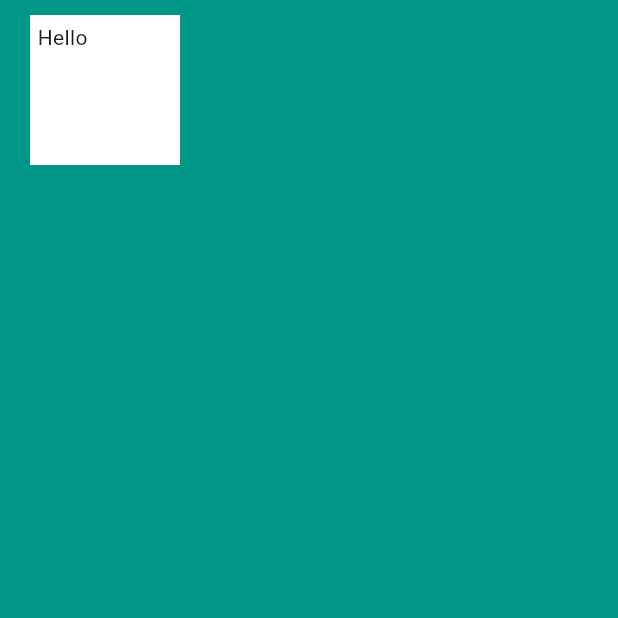
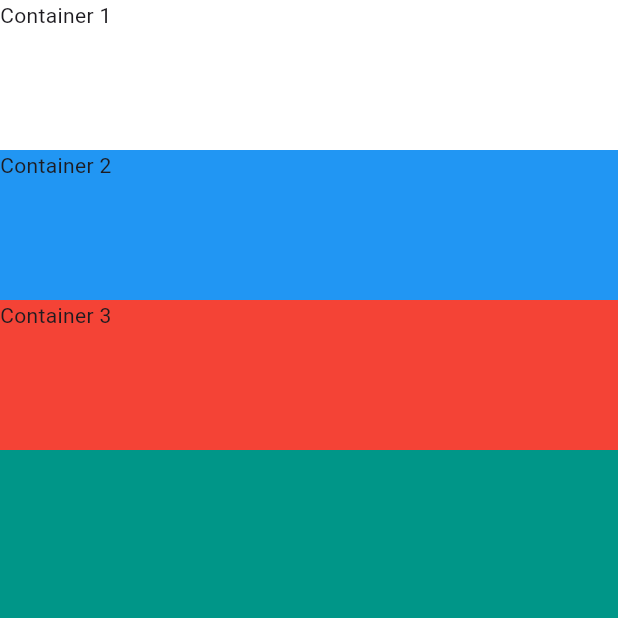
Before and after one commit to Islombek175/mi_card_app, a Flutter app: the screen it shows after launch, on a phone screen of 412 x 824 dp, the top half of it. Run offline on Flutter 3.47's test engine with Material 3 defaults, Android fonts, the phone set to English and light mode, and no system bars.

Commit message:
Main and Cross AssignAlignments

```diff
--- a/lib/main.dart
+++ b/lib/main.dart
@@ -13,13 +13,28 @@ class MyApp extends StatelessWidget {
       debugShowCheckedModeBanner: false,
       home: Scaffold(
         body: SafeArea(
-          child: Container(
-            width: 100,
-            height: 100,
-            margin: EdgeInsets.symmetric(vertical: 10, horizontal: 20),
-            padding: EdgeInsets.all(5),
-            color: Colors.white,
-            child: Text('Hello'),
+          child: Column(
+            crossAxisAlignment: CrossAxisAlignment.stretch,
+            children: <Widget>[
+              Container(
+                width: 300,
+                height: 100,
+                color: Colors.white,
+                child: Text('Container 1'),
+              ),
+              Container(
+                width: 100,
+                height: 100,
+                color: Colors.blue,
+                child: Text('Container 2'),
+              ),
+              Container(
+                width: 100,
+                height: 100,
+                color: Colors.red,
+                child: Text('Container 3'),
+              ),
+            ],
           ),
         ),
         backgroundColor: Colors.teal,
```
